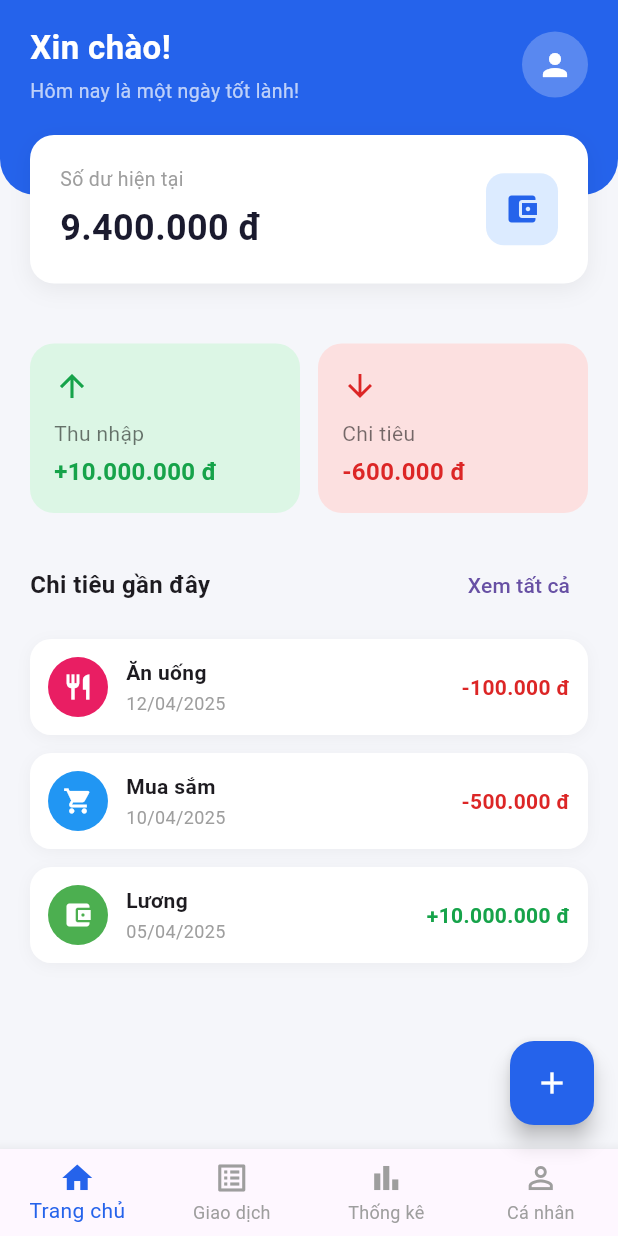
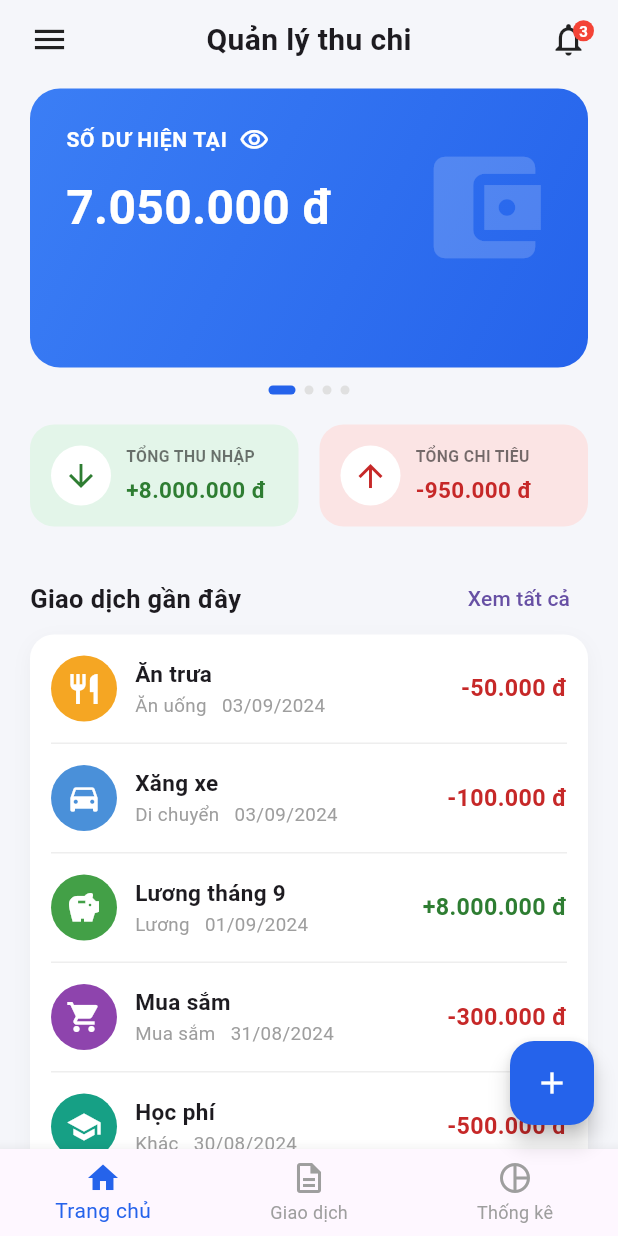
Before and after one commit to KHMT2411043-LeThanhToan/KHMT2411043_LeThanhToan_casestudy1, a Flutter app: the screen it shows after launch, after a tap on "Bắt đầu", on a phone screen of 412 x 824 dp. Run offline on Flutter 3.47's test engine with Material 3 defaults, Android fonts, the phone set to English and light mode, and no system bars.

Commit message:
Buoi4: Xay dung man hinh Dashboard

```diff
--- /dev/null
+++ b/lib/dashboard_screen.dart
@@ -0,0 +1,515 @@
+import 'package:flutter/material.dart';
+import 'home_screen.dart' show Transaction;
+import 'add_transaction_screen.dart';
+
+class DashboardScreen extends StatefulWidget {
+  const DashboardScreen({super.key});
+
+  @override
+  State<DashboardScreen> createState() => _DashboardScreenState();
+}
+
+class _DashboardScreenState extends State<DashboardScreen> {
+  int _selectedTab = 0;
+  bool _isBalanceVisible = true;
+  int _bannerPage = 0;
+
+  final List<Transaction> _transactions = [
+    Transaction(
+      title: 'Ăn uống',
+      date: '03/09/2024',
+      amount: -50000,
+      icon: Icons.restaurant,
+      iconBg: const Color(0xFFF5A623),
+      note: 'Ăn trưa',
+    ),
+    Transaction(
+      title: 'Di chuyển',
+      date: '03/09/2024',
+      amount: -100000,
+      icon: Icons.directions_car,
+      iconBg: const Color(0xFF4A90D9),
+      note: 'Xăng xe',
+    ),
+    Transaction(
+      title: 'Lương',
+      date: '01/09/2024',
+      amount: 8000000,
+      icon: Icons.savings,
+      iconBg: const Color(0xFF43A047),
+      note: 'Lương tháng 9',
+    ),
+    Transaction(
+      title: 'Mua sắm',
+      date: '31/08/2024',
+      amount: -300000,
+      icon: Icons.shopping_cart,
+      iconBg: const Color(0xFF8E44AD),
+    ),
+    Transaction(
+      title: 'Khác',
+      date: '30/08/2024',
+      amount: -500000,
+      icon: Icons.school,
+      iconBg: const Color(0xFF16A085),
+      note: 'Học phí',
+    ),
+  ];
+
+  String _formatMoney(int value) {
+    final isNegative = value < 0;
+    final abs = value.abs().toString();
+    final buffer = StringBuffer();
+    for (int i = 0; i < abs.length; i++) {
+      if (i != 0 && (abs.length - i) % 3 == 0) buffer.write('.');
+      buffer.write(abs[i]);
+    }
+    return '${isNegative ? '-' : '+'}${buffer.toString()} đ';
+  }
+
+  int get _totalIncome => _transactions
+      .where((t) => t.amount > 0)
+      .fold(0, (sum, t) => sum + t.amount);
+
+  int get _totalExpense => _transactions
+      .where((t) => t.amount < 0)
+      .fold(0, (sum, t) => sum + t.amount.abs());
+
+  int get _balance => 5000000 + (_totalIncome - _totalExpense) - 8000000 + 950000;
+  // Ghi chú: số dư ban đầu mockup là 5.000.000đ cố định trước khi có giao dịch mẫu;
+  // nếu muốn số dư tự tính hoàn toàn theo giao dịch, dùng: _totalIncome - _totalExpense
+
+  Future<void> _openAddTransaction() async {
+    final result = await Navigator.push<TransactionFormResult>(
+      context,
+      MaterialPageRoute(builder: (_) => const AddTransactionScreen()),
+    );
+    if (result != null && result.transaction != null) {
+      setState(() {
+        _transactions.insert(0, result.transaction!);
+      });
+    }
+  }
+
+  Future<void> _openEditTransaction(Transaction transaction) async {
+    final result = await Navigator.push<TransactionFormResult>(
+      context,
+      MaterialPageRoute(
+        builder: (_) => AddTransactionScreen(existingTransaction: transaction),
+      ),
+    );
+
+    if (result == null) return;
+
+    setState(() {
+      if (result.isDelete) {
+        _transactions.remove(transaction);
+      } else if (result.transaction != null) {
+        final index = _transactions.indexOf(transaction);
+        if (index != -1) {
+          _transactions[index] = result.transaction!;
+        }
+      }
+    });
+  }
+
+  @override
+  Widget build(BuildContext context) {
+    return Scaffold(
+      backgroundColor: const Color(0xFFF5F6FA),
+      body: SafeArea(
+        child: Column(
+          children: [
+            Padding(
+              padding: const EdgeInsets.fromLTRB(20, 12, 20, 8),
+              child: Row(
+                mainAxisAlignment: MainAxisAlignment.spaceBetween,
+                children: [
+                  const Icon(Icons.menu, size: 26),
+                  const Text(
+                    'Quản lý thu chi',
+                    style: TextStyle(fontSize: 20, fontWeight: FontWeight.bold),
+                  ),
+                  Stack(
+                    clipBehavior: Clip.none,
+                    children: [
+                      const Icon(Icons.notifications_none, size: 26),
+                      Positioned(
+                        top: -4,
+                        right: -4,
+                        child: Container(
+                          padding: const EdgeInsets.all(4),
+                          decoration: const BoxDecoration(
+                            color: Colors.red,
+                            shape: BoxShape.circle,
+                          ),
+                          child: const Text(
+                            '3',
+                            style: TextStyle(
+                              color: Colors.white,
+                              fontSize: 10,
+                              fontWeight: FontWeight.bold,
+                            ),
+                          ),
+                        ),
+                      ),
+                    ],
+                  ),
+                ],
+              ),
+            ),
+
+            Expanded(
+              child: SingleChildScrollView(
+                padding: const EdgeInsets.symmetric(horizontal: 20),
+                child: Column(
+                  crossAxisAlignment: CrossAxisAlignment.start,
+                  children: [
+                    const SizedBox(height: 8),
+                    SizedBox(
+                      height: 190,
+                      child: PageView(
+                        onPageChanged: (i) => setState(() => _bannerPage = i),
+                        children: [
+                          _buildBalanceBanner(),
+                          _buildBalanceBanner(),
+                          _buildBalanceBanner(),
+                          _buildBalanceBanner(),
+                        ],
+                      ),
+                    ),
+                    const SizedBox(height: 10),
+                    Center(
+                      child: Row(
+                        mainAxisAlignment: MainAxisAlignment.center,
+                        children: List.generate(4, (i) {
+                          final active = i == _bannerPage;
+                          return Container(
+                            margin: const EdgeInsets.symmetric(horizontal: 3),
+                            width: active ? 18 : 6,
+                            height: 6,
+                            decoration: BoxDecoration(
+                              color: active
+                                  ? const Color(0xFF2563EB)
+                                  : Colors.grey.shade300,
+                              borderRadius: BorderRadius.circular(3),
+                            ),
+                          );
+                        }),
+                      ),
+                    ),
+                    const SizedBox(height: 20),
+
+                    Row(
+                      children: [
+                        Expanded(
+                          child: _SummaryCard(
+                            bgColor: const Color(0xFFE3F5E9),
+                            icon: Icons.arrow_downward,
+                            iconColor: const Color(0xFF2E7D32),
+                            label: 'TỔNG THU NHẬP',
+                            value: _formatMoney(_totalIncome),
+                            valueColor: const Color(0xFF2E7D32),
+                          ),
+                        ),
+                        const SizedBox(width: 14),
+                        Expanded(
+                          child: _SummaryCard(
+                            bgColor: const Color(0xFFFBE4E4),
+                            icon: Icons.arrow_upward,
+                            iconColor: const Color(0xFFC62828),
+                            label: 'TỔNG CHI TIÊU',
+                            value: _formatMoney(-_totalExpense),
+                            valueColor: const Color(0xFFC62828),
+                          ),
+                        ),
+                      ],
+                    ),
+                    const SizedBox(height: 24),
+
+                    Row(
+                      mainAxisAlignment: MainAxisAlignment.spaceBetween,
+                      children: [
+                        const Text(
+                          'Giao dịch gần đây',
+                          style: TextStyle(
+                            fontSize: 17,
+                            fontWeight: FontWeight.bold,
+                          ),
+                        ),
+                        TextButton(
+                          onPressed: () {},
+                          child: const Text('Xem tất cả'),
+                        ),
+                      ],
+                    ),
+                    Container(
+                      decoration: BoxDecoration(
+                        color: Colors.white,
+                        borderRadius: BorderRadius.circular(16),
+                        boxShadow: [
+                          BoxShadow(
+                            color: Colors.black.withOpacity(0.04),
+                            blurRadius: 10,
+                            offset: const Offset(0, 4),
+                          ),
+                        ],
+                      ),
+                      child: Column(
+                        children: [
+                          for (int i = 0; i < _transactions.length; i++)
+                            GestureDetector(
+                              onTap: () =>
+                                  _openEditTransaction(_transactions[i]),
+                              child: _TransactionRow(
+                                transaction: _transactions[i],
+                                formattedAmount:
+                                _formatMoney(_transactions[i].amount),
+                                showDivider: i != _transactions.length - 1,
+                              ),
+                            ),
+                        ],
+                      ),
+                    ),
+                    const SizedBox(height: 90),
+                  ],
+                ),
+              ),
+            ),
+          ],
+        ),
+      ),
+      floatingActionButton: FloatingActionButton(
+        backgroundColor: const Color(0xFF2563EB),
+        onPressed: _openAddTransaction,
+        child: const Icon(Icons.add, color: Colors.white),
+      ),
+      bottomNavigationBar: BottomNavigationBar(
+        currentIndex: _selectedTab,
+        onTap: (i) => setState(() => _selectedTab = i),
+        selectedItemColor: const Color(0xFF2563EB),
+        unselectedItemColor: Colors.grey,
+        type: BottomNavigationBarType.fixed,
+        items: const [
+          BottomNavigationBarItem(icon: Icon(Icons.home), label: 'Trang chủ'),
+          BottomNavigationBarItem(
+              icon: Icon(Icons.description_outlined), label: 'Giao dịch'),
+          BottomNavigationBarItem(
+              icon: Icon(Icons.pie_chart_outline), label: 'Thống kê'),
+        ],
+      ),
+    );
+  }
+
+  Widget _buildBalanceBanner() {
+    return Container(
+      margin: const EdgeInsets.symmetric(vertical: 2),
+      padding: const EdgeInsets.all(24),
+      decoration: BoxDecoration(
+        gradient: const LinearGradient(
+          colors: [Color(0xFF3B7EF5), Color(0xFF2563EB)],
+          begin: Alignment.topLeft,
+          end: Alignment.bottomRight,
+        ),
+        borderRadius: BorderRadius.circular(20),
+      ),
+      child: Stack(
+        children: [
+          Positioned(
+            right: 0,
+            top: 10,
+            child: Icon(
+              Icons.account_balance_wallet,
+              size: 90,
+              color: Colors.white.withOpacity(0.18),
+            ),
+          ),
+          Column(
+            crossAxisAlignment: CrossAxisAlignment.start,
+            children: [
+              Row(
+                children: [
+                  const Text(
+                    'SỐ DƯ HIỆN TẠI',
+                    style: TextStyle(
+                      color: Colors.white,
+                      fontWeight: FontWeight.bold,
+                      letterSpacing: 0.5,
+                    ),
+                  ),
+                  const SizedBox(width: 8),
+                  GestureDetector(
+                    onTap: () =>
+                        setState(() => _isBalanceVisible = !_isBalanceVisible),
+                    child: Icon(
+                      _isBalanceVisible
+                          ? Icons.visibility_outlined
+                          : Icons.visibility_off_outlined,
+                      color: Colors.white,
+                      size: 20,
+                    ),
+                  ),
+                ],
+              ),
+              const SizedBox(height: 12),
+              Text(
+                _isBalanceVisible
+                    ? _formatMoney(_totalIncome - _totalExpense)
+                    .replaceFirst('+', '')
+                    : '••••••••',
+                style: const TextStyle(
+                  color: Colors.white,
+                  fontSize: 32,
+                  fontWeight: FontWeight.bold,
+                ),
+              ),
+            ],
+          ),
+        ],
+      ),
+    );
+  }
+}
+
+class _SummaryCard extends StatelessWidget {
+  final Color bgColor;
+  final IconData icon;
+  final Color iconColor;
+  final String label;
+  final String value;
+  final Color valueColor;
+
+  const _SummaryCard({
+    required this.bgColor,
+    required this.icon,
+    required this.iconColor,
+    required this.label,
+    required this.value,
+    required this.valueColor,
+  });
+
+  @override
+  Widget build(BuildContext context) {
+    return Container(
+      padding: const EdgeInsets.all(14),
+      decoration: BoxDecoration(
+        color: bgColor,
+        borderRadius: BorderRadius.circular(16),
+      ),
+      child: Row(
+        children: [
+          CircleAvatar(
+            radius: 20,
+            backgroundColor: Colors.white,
+            child: Icon(icon, color: iconColor),
+          ),
+          const SizedBox(width: 10),
+          Expanded(
+            child: Column(
+              crossAxisAlignment: CrossAxisAlignment.start,
+              children: [
+                Text(
+                  label,
+                  style: const TextStyle(
+                    fontSize: 10.5,
+                    fontWeight: FontWeight.bold,
+                    color: Colors.black54,
+                  ),
+                ),
+                const SizedBox(height: 4),
+                Text(
+                  value,
+                  style: TextStyle(
+                    fontWeight: FontWeight.bold,
+                    fontSize: 15,
+                    color: valueColor,
+                  ),
+                ),
+              ],
+            ),
+          ),
+        ],
+      ),
+    );
+  }
+}
+
+class _TransactionRow extends StatelessWidget {
+  final Transaction transaction;
+  final String formattedAmount;
+  final bool showDivider;
+
+  const _TransactionRow({
+    required this.transaction,
+    required this.formattedAmount,
+    required this.showDivider,
+  });
+
+  @override
+  Widget build(BuildContext context) {
+    final isIncome = transaction.amount > 0;
+    final displayTitle = transaction.note?.isNotEmpty == true
+        ? transaction.note!
+        : transaction.title;
+
+    return Column(
+      children: [
+        Padding(
+          padding: const EdgeInsets.symmetric(horizontal: 14, vertical: 14),
+          child: Row(
+            children: [
+              CircleAvatar(
+                radius: 22,
+                backgroundColor: transaction.iconBg,
+                child: Icon(transaction.icon, color: Colors.white),
+              ),
+              const SizedBox(width: 12),
+              Expanded(
+                child: Column(
+                  crossAxisAlignment: CrossAxisAlignment.start,
+                  children: [
+                    Text(
+                      displayTitle,
+                      style: const TextStyle(
+                        fontWeight: FontWeight.bold,
+                        fontSize: 15,
+                      ),
+                    ),
+                    const SizedBox(height: 2),
+                    Row(
+                      children: [
+                        Text(
+                          transaction.title,
+                          style: const TextStyle(
+                              color: Colors.grey, fontSize: 12.5),
+                        ),
+                        const SizedBox(width: 10),
+                        Text(
+                          transaction.date,
+                          style: const TextStyle(
+                              color: Colors.grey, fontSize: 12.5),
+                        ),
+                      ],
+                    ),
+                  ],
+                ),
+              ),
+              Text(
+                formattedAmount,
+                style: TextStyle(
+                  fontWeight: FontWeight.bold,
+                  fontSize: 15.5,
+                  color: isIncome
+                      ? const Color(0xFF2E7D32)
+                      : const Color(0xFFC62828),
+                ),
+              ),
+            ],
+          ),
+        ),
+        if (showDivider)
+          Divider(height: 1, indent: 14, endIndent: 14, color: Colors.grey.shade200),
+      ],
+    );
+  }
+}
--- a/lib/main.dart
+++ b/lib/main.dart
@@ -1,5 +1,5 @@
 import 'package:flutter/material.dart';
-import 'home_screen.dart';
+import 'dashboard_screen.dart';
 
 void main() {
   runApp(const MyApp());
@@ -99,7 +99,7 @@ class WelcomeScreen extends StatelessWidget {
                     onPressed: () {
                       Navigator.pushReplacement(
                         context,
-                        MaterialPageRoute(builder: (_) => const HomeScreen()),
+                        MaterialPageRoute(builder: (_) => const DashboardScreen()),
                       );
                     },
                     style: ElevatedButton.styleFrom(
```
